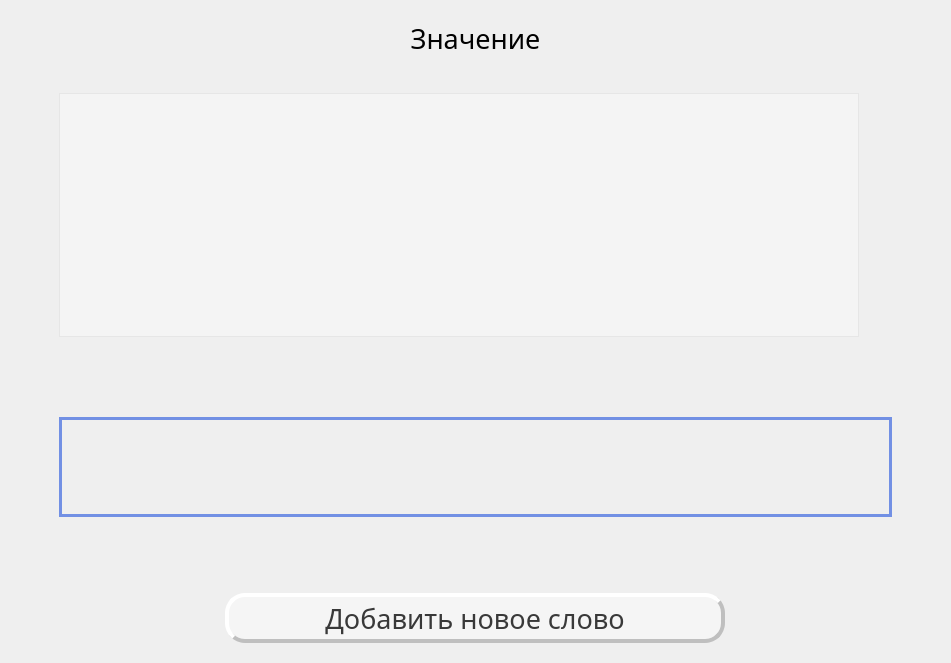
realeedd/techEng, file dictionary.ui: the form before one commit.
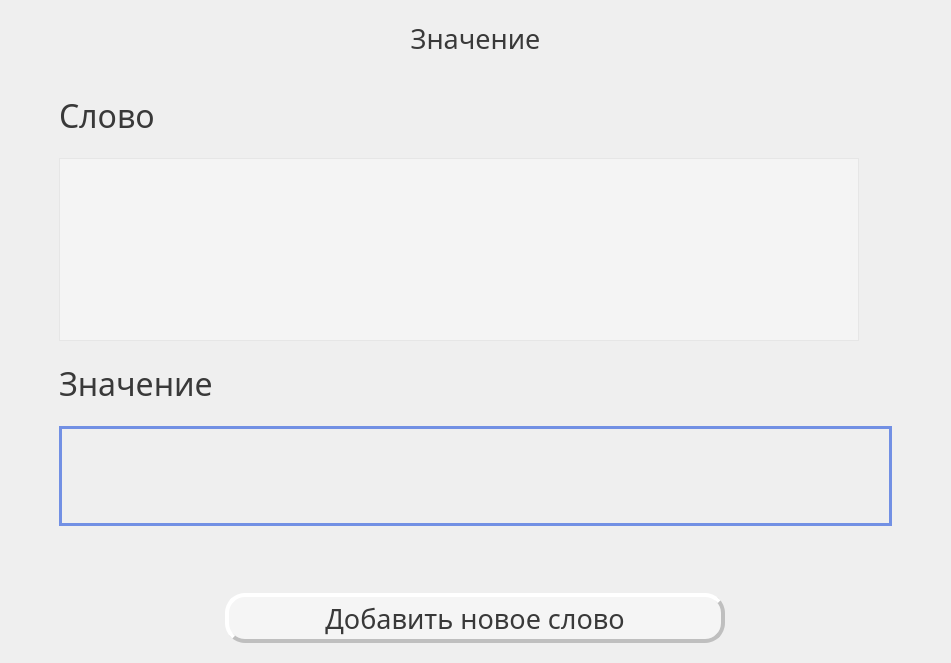
The form after the commit.

```diff
--- a/dictionary.ui
+++ b/dictionary.ui
@@ -48,6 +48,9 @@
             <pointsize>20</pointsize>
            </font>
           </property>
+          <property name="styleSheet">
+           <string notr="true">color: rgb(57,57,57)</string>
+          </property>
           <property name="text">
            <string>Значение</string>
           </property>
@@ -77,14 +80,36 @@
         </property>
         <item>
          <layout class="QVBoxLayout" name="verticalLayout_6">
+          <property name="spacing">
+           <number>20</number>
+          </property>
           <property name="topMargin">
            <number>0</number>
           </property>
           <item>
            <layout class="QVBoxLayout" name="verticalLayout_5">
+            <property name="spacing">
+             <number>20</number>
+            </property>
             <property name="topMargin">
              <number>0</number>
             </property>
+            <item>
+             <widget class="QLabel" name="label_2">
+              <property name="font">
+               <font>
+                <family>Trebuchet MS</family>
+                <pointsize>24</pointsize>
+               </font>
+              </property>
+              <property name="styleSheet">
+               <string notr="true">color: rgb(57, 57, 57)</string>
+              </property>
+              <property name="text">
+               <string>Слово</string>
+              </property>
+             </widget>
+            </item>
             <item>
              <widget class="QListWidget" name="wordList">
               <property name="minimumSize">
@@ -114,20 +139,20 @@
            </layout>
           </item>
           <item>
-           <spacer name="verticalSpacer_2">
-            <property name="orientation">
-             <enum>Qt::Vertical</enum>
+           <widget class="QLabel" name="label_3">
+            <property name="font">
+             <font>
+              <family>Trebuchet MS</family>
+              <pointsize>24</pointsize>
+             </font>
             </property>
-            <property name="sizeType">
-             <enum>QSizePolicy::Preferred</enum>
+            <property name="styleSheet">
+             <string notr="true">color: rgb(57, 57, 57)</string>
             </property>
-            <property name="sizeHint" stdset="0">
-             <size>
-              <width>20</width>
-              <height>40</height>
-             </size>
+            <property name="text">
+             <string>Значение</string>
             </property>
-           </spacer>
+           </widget>
           </item>
           <item>
            <widget class="QLabel" name="discWord">
@@ -152,8 +177,8 @@
             <property name="styleSheet">
              <string notr="true">border-width:3px;
 border-color: rgb(114, 144, 228);
-color: rbg(57, 57, 57);
-border-style: solid</string>
+border-style: solid;
+color: rgb(57, 57, 57)</string>
             </property>
             <property name="text">
              <string/>
```
Left out of the diff: 6 changed lines with no effect on the pictures.
